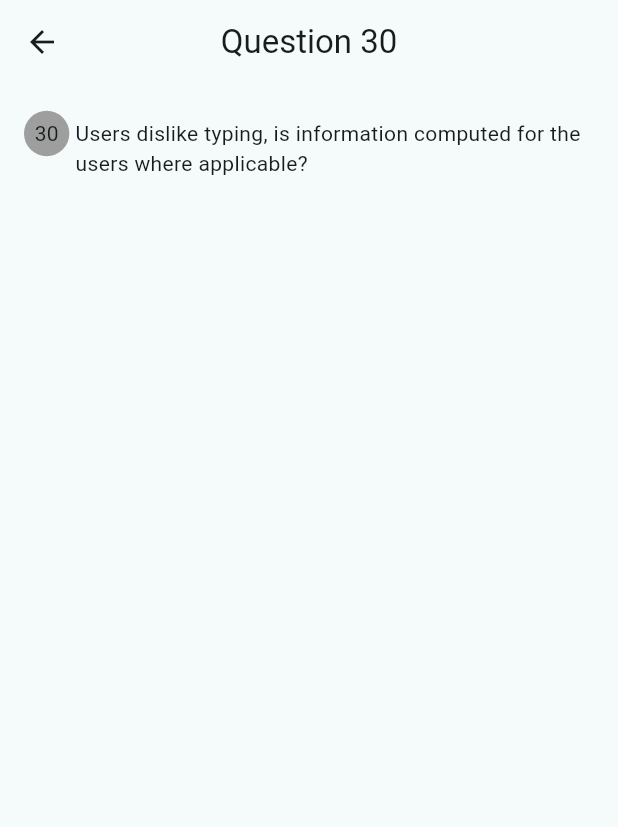
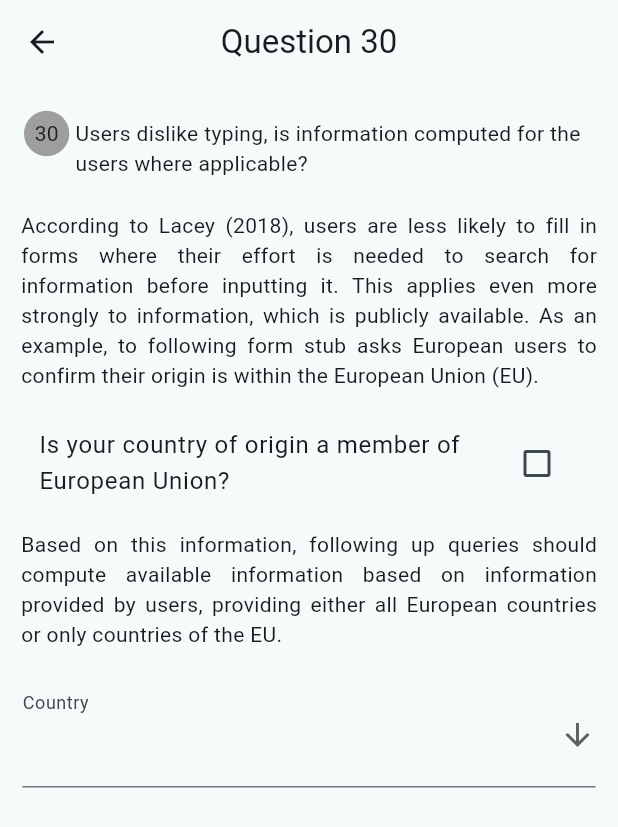
Before and after one commit to marek-jakub/usable_design, a Flutter app: the QuestionThirtyScreen screen opened by its route, on a phone screen of 412 x 824 dp. Shown: the top 827 px of the screen. Run offline on Flutter 3.47's test engine with Material 3 defaults, Android fonts, the phone set to English and light mode, and no system bars.

Commit message:
Add explanatory text, checkbox and dropdown.

```diff
--- a/lib/data/europe.dart
+++ b/lib/data/europe.dart
@@ -1,5 +1,6 @@
 class Europe {
   Map<String, bool> euMembership = {
+    '': true,
     'Albania': false,
     'Andorra': false,
     'Armenia': false,
--- a/lib/screens/question_30/question_30_screen.dart
+++ b/lib/screens/question_30/question_30_screen.dart
@@ -1,4 +1,9 @@
 import 'package:flutter/material.dart';
+
+import '../../data/europe.dart';
+
+// import 'eu_checkbox_field.dart';
+import 'state_dropdown_field.dart';
 
 class QuestionThirtyScreen extends StatefulWidget {
   const QuestionThirtyScreen({Key? key}) : super(key: key);
@@ -8,6 +13,22 @@ class QuestionThirtyScreen extends StatefulWidget {
 }
 
 class _QuestionThirtyScreenState extends State<QuestionThirtyScreen> {
+  // EU member checkbox value
+  bool _euMember = false;
+
+  // List containing values for Country dropdown field.
+  List<String> _countries = Europe().euMembership.keys.toList();
+
+  // Text controllers for form fields
+  final TextEditingController _state = TextEditingController();
+
+  @override
+  void dispose() {
+    _state.dispose();
+
+    super.dispose();
+  }
+
   @override
   Widget build(BuildContext context) {
     return Scaffold(
@@ -15,7 +36,9 @@ class _QuestionThirtyScreenState extends State<QuestionThirtyScreen> {
         centerTitle: true,
         title: const Text('Question 30'),
       ),
-      body: Padding(
+      body: Column(
+        children: [
+          Padding(
             padding: const EdgeInsets.all(16.0),
             child: Row(
               mainAxisAlignment: MainAxisAlignment.start,
@@ -41,6 +64,44 @@ class _QuestionThirtyScreenState extends State<QuestionThirtyScreen> {
               ],
             ),
           ),
+          Padding(
+            padding: const EdgeInsets.fromLTRB(14, 5, 14, 10),
+            child: Text(
+              _getIntro(),
+              textAlign: TextAlign.justify,
+            ),
+          ),
+          Padding(
+            padding: const EdgeInsets.fromLTRB(10, 7, 10, 7),
+            child: CheckboxListTile(
+                title: const Text(
+                    'Is your country of origin a member of European Union?'),
+                value: _euMember,
+                onChanged: (bool? value) {
+                  setState(() {
+                    _euMember = value!;
+                    _state.text = '';
+                    _updateCountries(value);
+                  });
+                }),
+          ),
+          Padding(
+            padding: const EdgeInsets.fromLTRB(14, 5, 14, 10),
+            child: Text(
+              _getDescription(),
+              textAlign: TextAlign.justify,
+            ),
+          ),
+          Padding(
+            padding: const EdgeInsets.fromLTRB(10, 7, 10, 7),
+            child: StateDropdownField(
+              controller: _state,
+              txtLabel: 'Country',
+              listValues: _countries,
+            ),
+          ),
+        ],
+      ),
     );
   }
 
@@ -54,4 +115,47 @@ class _QuestionThirtyScreenState extends State<QuestionThirtyScreen> {
 
     return question;
   }
+
+  String _getIntro() {
+    String introduction = '''
+  According to Lacey (2018), users are less likely to fill in forms where their
+ effort is needed to search for information before inputting it. This applies
+  even more strongly to information, which is publicly available.
+As an example, to following form stub asks European users to confirm their
+ origin is within the European Union (EU).
+''';
+
+    final extraWhiteSpace = RegExp(r'(?! )\s+| \s+');
+    introduction = introduction.replaceAll('\n', '');
+    introduction = introduction.replaceAll(extraWhiteSpace, ' ');
+
+    return introduction;
   }
+
+  String _getDescription() {
+    String description = '''
+Based on this information, following up queries should compute available
+ information based on information provided by users, providing either all
+  European countries or only countries of the EU.
+''';
+
+    final extraWhiteSpace = RegExp(r'(?! )\s+| \s+');
+    description = description.replaceAll('\n', '');
+    description = description.replaceAll(extraWhiteSpace, ' ');
+
+    return description;
+  }
+
+  void _updateCountries(bool selected) {
+    Map<String, bool> euCountries;
+    Map<String, bool> europeanCountries = Europe().europeCountries;
+
+    if (selected) {
+      euCountries = Map.from(europeanCountries)
+        ..removeWhere((key, isMember) => !isMember);
+      _countries = euCountries.keys.toList();
+    } else {
+      _countries = europeanCountries.keys.toList();
+    }
+  }
+}
--- /dev/null
+++ b/lib/screens/question_30/state_dropdown_field.dart
@@ -0,0 +1,54 @@
+import 'package:flutter/material.dart';
+
+class StateDropdownField extends StatefulWidget {
+  const StateDropdownField({
+    super.key,
+    required TextEditingController controller,
+    required String txtLabel,
+    required List<String> listValues,
+  })  : _controller = controller,
+        _label = txtLabel,
+        _listValues = listValues;
+
+  final TextEditingController _controller;
+  final String _label;
+  final List<String> _listValues;
+
+  @override
+  State<StateDropdownField> createState() => _StateDropdownField();
+}
+
+class _StateDropdownField extends State<StateDropdownField> {
+  @override
+  Widget build(BuildContext context) {
+    return Padding(
+      padding: const EdgeInsets.all(5.0),
+      child: DropdownButtonFormField(
+          icon: const Icon(Icons.arrow_downward),
+          value: widget._controller.text,
+          decoration: InputDecoration(
+            label: Text(widget._label),
+          ),
+          validator: (value) {
+            if (value == '' || value == null) {
+              return 'Field cannot be empty';
+            }
+            return null;
+          },
+          menuMaxHeight: 200.0,
+          padding: const EdgeInsets.fromLTRB(10, 7, 10, 7),
+          onChanged: (String? value) {
+            setState(() {
+              widget._controller.text = value!;
+            });
+          },
+          items:
+              widget._listValues.map<DropdownMenuItem<String>>((String value) {
+            return DropdownMenuItem<String>(
+              value: value,
+              child: Text(value),
+            );
+          }).toList()),
+    );
+  }
+}
```
Lines whose indentation alone changed are shown as unchanged.
